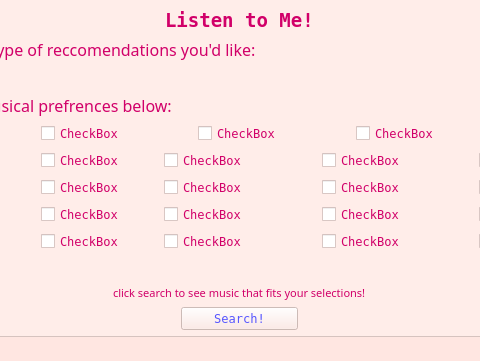
Before: the Qt Designer form main.ui in avar33/ListenToMe-task1, drawn with Qt 5; both pictures show x 160 to 640 and y 0 to 361 of the 800 by 558 pixel window.
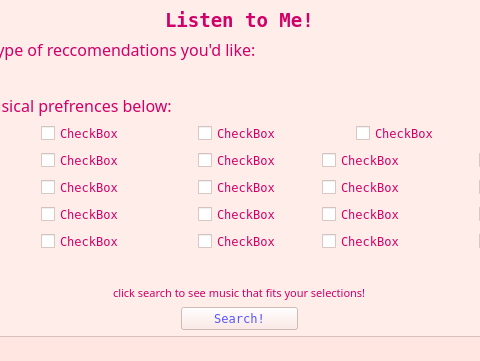
After: the same form once the commit is applied.

```diff
--- a/main.ui
+++ b/main.ui
@@ -178,9 +178,9 @@
      <colorrole role="Accent">
       <brush brushstyle="SolidPattern">
        <color alpha="255">
-        <red>255</red>
-        <green>255</green>
-        <blue>255</blue>
+        <red>85</red>
+        <green>0</green>
+        <blue>0</blue>
        </color>
       </brush>
      </colorrole>
@@ -351,9 +351,9 @@
      <colorrole role="Accent">
       <brush brushstyle="SolidPattern">
        <color alpha="255">
-        <red>255</red>
-        <green>255</green>
-        <blue>255</blue>
+        <red>85</red>
+        <green>0</green>
+        <blue>0</blue>
        </color>
       </brush>
      </colorrole>
@@ -514,10 +514,10 @@
      </colorrole>
      <colorrole role="Accent">
       <brush brushstyle="SolidPattern">
-       <color alpha="179">
-        <red>255</red>
-        <green>255</green>
-        <blue>255</blue>
+       <color alpha="255">
+        <red>85</red>
+        <green>0</green>
+        <blue>0</blue>
        </color>
       </brush>
      </colorrole>
@@ -792,7 +792,7 @@
           </property>
          </widget>
         </item>
-        <item row="3" column="2">
+        <item row="3" column="2" alignment="Qt::AlignmentFlag::AlignHCenter">
          <widget class="QCheckBox" name="checkBox_19">
           <property name="text">
            <string>CheckBox</string>
@@ -813,7 +813,7 @@
           </property>
          </widget>
         </item>
-        <item row="2" column="2">
+        <item row="2" column="2" alignment="Qt::AlignmentFlag::AlignHCenter">
          <widget class="QCheckBox" name="checkBox_18">
           <property name="text">
            <string>CheckBox</string>
@@ -841,7 +841,7 @@
           </property>
          </widget>
         </item>
-        <item row="4" column="2">
+        <item row="4" column="2" alignment="Qt::AlignmentFlag::AlignHCenter">
          <widget class="QCheckBox" name="checkBox_20">
           <property name="text">
            <string>CheckBox</string>
@@ -855,7 +855,7 @@
           </property>
          </widget>
         </item>
-        <item row="1" column="2">
+        <item row="1" column="2" alignment="Qt::AlignmentFlag::AlignHCenter">
          <widget class="QCheckBox" name="checkBox_17">
           <property name="text">
            <string>CheckBox</string>
```
Left out of the diff: 14 changed lines with no effect on the pictures.
